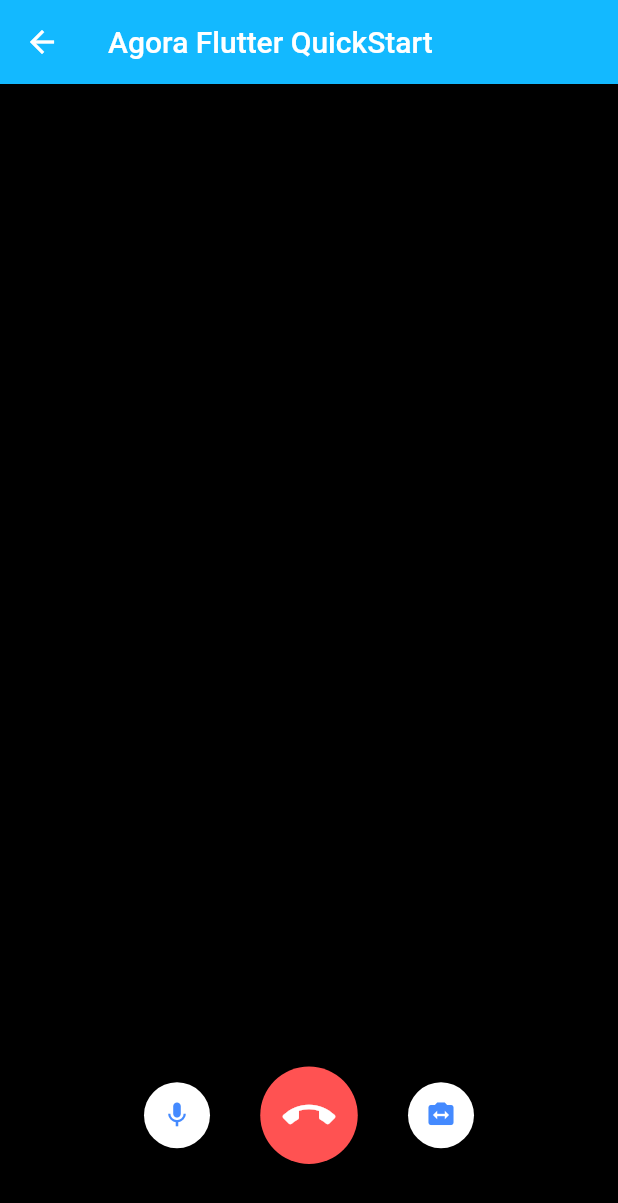
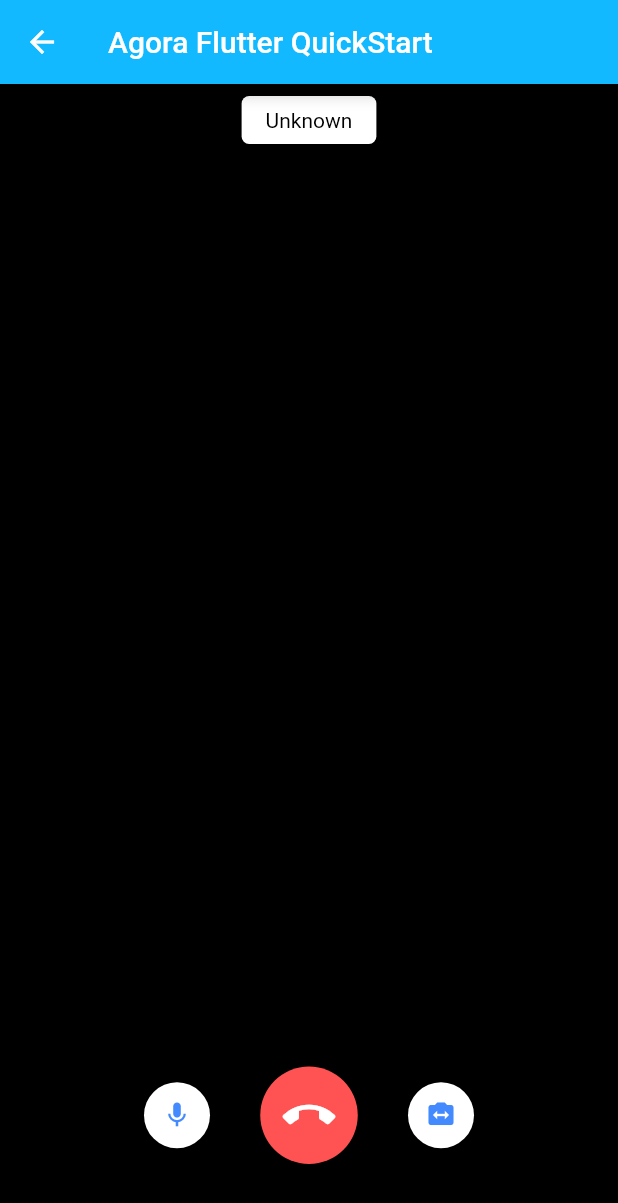
Before and after one commit to AnnaPS/agora_flutter, a Flutter app: the CallVideoPage screen opened directly, on a phone screen of 412 x 824 dp. Shown: the top 1203 px of the screen. Run offline on Flutter 3.47's test engine with Material 2 defaults, Android fonts, the light colour scheme and no system bars; our stand-ins replace adaptive_dialog, bloc, fancy_bottom_navigation, flutter_bloc, permission_handler; missing offline and left inert: agora_rtc_engine, agora_rtm; generated files the repository leaves out were written again; statements that could not run were skipped.

Commit message:
added new way to create channel and added channel name to the screen

```diff
--- a/lib/agora_video/view/call_video_page.dart
+++ b/lib/agora_video/view/call_video_page.dart
@@ -74,39 +74,47 @@
 
   /// Add agora event handlers
   void _addAgoraEventHandlers() {
-    _engine.setEventHandler(RtcEngineEventHandler(error: (code) {
+    _engine.setEventHandler(RtcEngineEventHandler(
+      error: (code) {
         setState(() {
           final info = 'onError: $code';
           _infoStrings.add(info);
         });
-    }, joinChannelSuccess: (channel, uid, elapsed) {
-      setState(() {
+      },
+      joinChannelSuccess: (channel, uid, elapsed) {
+        setState(() async {
           final info = 'onJoinChannel: $channel, uid: $uid';
           _infoStrings.add(info);
+          await _engine.getUserInfoByUid(uid);
         });
-    }, leaveChannel: (stats) {
+      },
+      leaveChannel: (stats) {
         setState(() {
           _infoStrings.add('onLeaveChannel');
           _users.clear();
         });
-    }, userJoined: (uid, elapsed) {
+      },
+      userJoined: (uid, elapsed) {
         setState(() {
           final info = 'userJoined: $uid';
           _infoStrings.add(info);
           _users.add(uid);
         });
-    }, userOffline: (uid, elapsed) {
+      },
+      userOffline: (uid, elapsed) {
         setState(() {
           final info = 'userOffline: $uid';
           _infoStrings.add(info);
           _users.remove(uid);
         });
-    }, firstRemoteVideoFrame: (uid, width, height, elapsed) {
+      },
+      firstRemoteVideoFrame: (uid, width, height, elapsed) {
         setState(() {
           final info = 'firstRemoteVideo: $uid ${width}x $height';
           _infoStrings.add(info);
         });
-    }));
+      },
+    ));
   }
 
   /// Helper function to get list of native views
@@ -173,14 +181,25 @@
   }
 
   /// Toolbar layout
-  Widget _toolbar() {
-    if (widget.role == ClientRole.Audience) return Container();
-    return Container(
+  Widget _toolbar(String? channelName) {
+    if (widget.role == ClientRole.Audience) {
+      return Stack(
+        children: [
+          _channelNameHeader(channelName),
+          Container(),
+        ],
+      );
+    }
+    return Stack(
+      fit: StackFit.loose,
+      children: [
+        _channelNameHeader(channelName),
+        Container(
           alignment: Alignment.bottomCenter,
           padding: const EdgeInsets.symmetric(vertical: 48),
           child: Row(
             mainAxisAlignment: MainAxisAlignment.center,
-        children: <Widget>[
+            children: [
               RawMaterialButton(
                 onPressed: _onToggleMute,
                 shape: const CircleBorder(),
@@ -218,6 +237,38 @@
                 ),
               )
             ],
+          ),
+        ),
+      ],
+    );
+  }
+
+  // Show tag with channel name
+  Widget _channelNameHeader(String? channelName) {
+    return Align(
+      alignment: Alignment.topCenter,
+      child: IntrinsicHeight(
+        child: IntrinsicWidth(
+          child: Container(
+            alignment: Alignment.center,
+            margin: const EdgeInsets.symmetric(
+              vertical: 8,
+              horizontal: 8,
+            ),
+            padding: const EdgeInsets.symmetric(
+              vertical: 8,
+              horizontal: 16,
+            ),
+            decoration: BoxDecoration(
+              color: Colors.white,
+              borderRadius: BorderRadius.circular(5),
+            ),
+            child: Text(
+              channelName ?? 'Unknown',
+              style: const TextStyle(color: Colors.black),
+            ),
+          ),
+        ),
       ),
     );
   }
@@ -300,7 +351,7 @@
           children: <Widget>[
             _viewRows(),
             _panel(),
-            _toolbar(),
+            _toolbar(widget.channelName),
           ],
         ),
       ),
```
Also changed, not shown: lib/agora_channels/view/channels.dart (+38 -6 lines), lib/agora_video/view/agora_video_home.dart (+5 -9 lines), 1 other file. Lines whose indentation alone changed are shown as unchanged.
